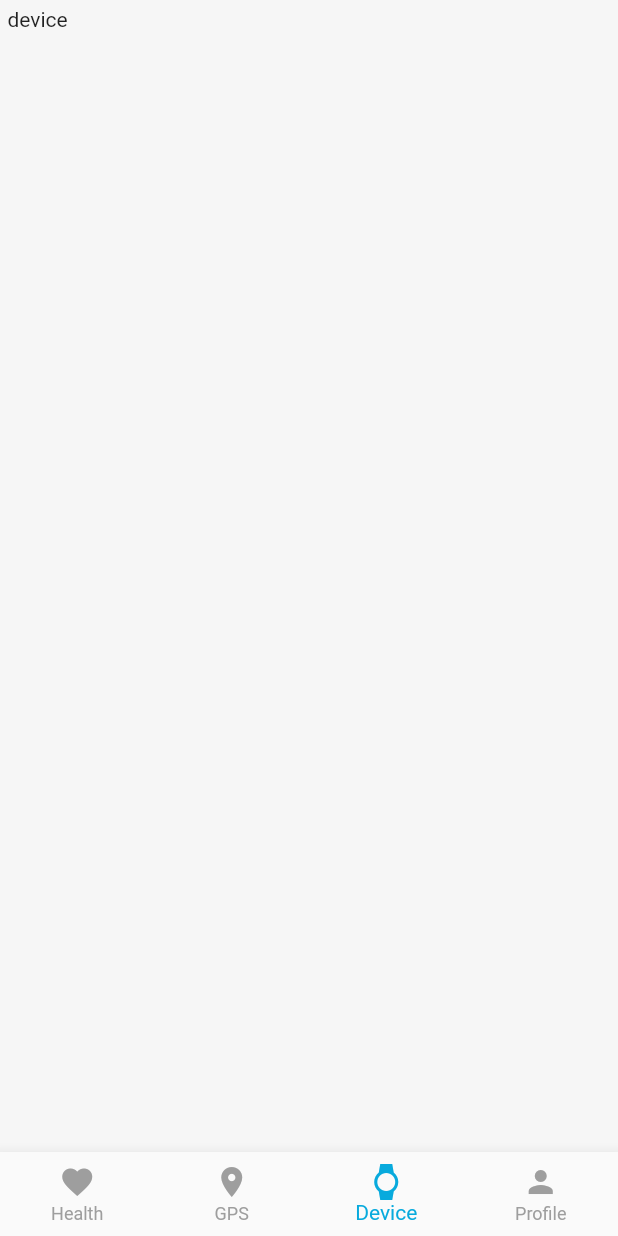
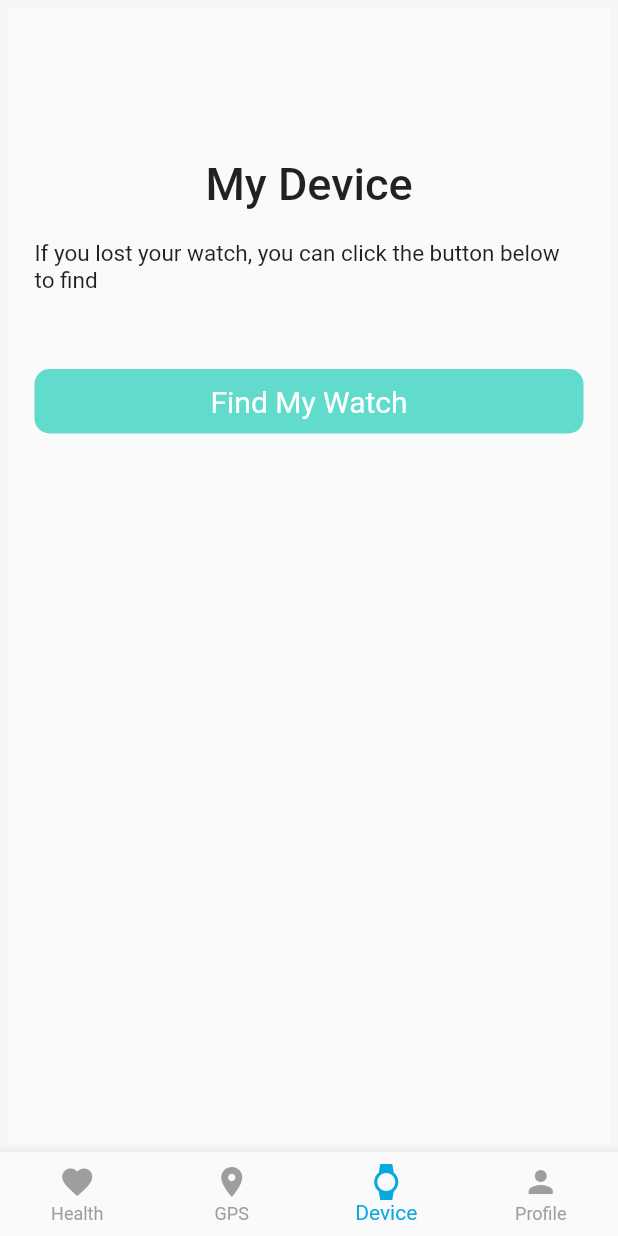
Before and after one commit to Anushastha/EnterpriseProject, a Flutter app: the HomeScreen screen opened by its route, item 3 of the bottom bar chosen, on a phone screen of 412 x 824 dp. Run offline on Flutter 3.47's test engine with Material 2 defaults, Android fonts, the phone set to English and light mode, and no system bars; our stand-ins replace cloud_firestore, dio, dropdown_button2, firebase_auth, firebase_core, firebase_database and 9 more; missing offline and left inert: control_style, dob_input_field; accounts and stored records are empty; project files that could hold a hidden picture were left out.

Commit message:
find device

```diff
--- a/enterprise_project/lib/custom/list/health_list.dart
+++ b/enterprise_project/lib/custom/list/health_list.dart
@@ -64,7 +64,7 @@ class _CustomListTileState extends State<CustomListTile> {
               Column(
                 children: [
                   Padding(
-                    padding: const EdgeInsets.only(top: 8.0),
+                    padding: const EdgeInsets.only(top: 8.0, left: 20),
                     child: Text(widget.title,
                         style: TextStyle(
                           fontSize: 18,
--- a/enterprise_project/lib/custom/utils/constants.dart
+++ b/enterprise_project/lib/custom/utils/constants.dart
@@ -1,5 +1,6 @@
 class Constants {
-  static const String _baseUrl = "http://10.0.2.2:8080";
+  // static const String _baseUrl = "http://192.168.1.67:8080";
+  static const String _baseUrl = "http://172.26.0.38:8080";
   static const users = "$_baseUrl/api/users";
   static const login = "$_baseUrl/api/auth";
 }
--- a/enterprise_project/lib/features/rescueTeam/Rescueprofile.dart
+++ b/enterprise_project/lib/features/rescueTeam/Rescueprofile.dart
@@ -178,7 +178,8 @@ class ProfileScreen extends StatelessWidget {
                   decoration: BoxDecoration(
                     color: Colors.grey,
                     image: DecorationImage(
-                      image: NetworkImage('https://encrypted-tbn0.gstatic.com/images?q=tbn:ANd9GcSPEZReC1Pu5YrUBFjENhqQNFsI2crcnfBdIw&usqp=CAU'),
+                      image: NetworkImage(
+                          'https://encrypted-tbn0.gstatic.com/images?q=tbn:ANd9GcSPEZReC1Pu5YrUBFjENhqQNFsI2crcnfBdIw&usqp=CAU'),
                       fit: BoxFit.cover,
                     ),
                   ),
--- /dev/null
+++ b/enterprise_project/lib/features/user/dashboard/find_device.dart
@@ -0,0 +1,52 @@
+import 'package:enterprise_project/custom/button/custom_button.dart';
+import 'package:firebase_database/firebase_database.dart';
+import 'package:flutter/material.dart';
+
+class FindDevice extends StatefulWidget {
+  const FindDevice({super.key});
+
+  @override
+  State<FindDevice> createState() => _FindDeviceState();
+}
+
+class _FindDeviceState extends State<FindDevice> {
+  final DatabaseReference _database = FirebaseDatabase.instance.reference();
+
+  bool _isButtonOn = false;
+  // String _buttonText = "Off";
+
+  void _buttonState() {
+    setState(() {
+      _isButtonOn = !_isButtonOn;
+      _database.child('Device').set(_isButtonOn ? 1 : 0);
+    });
+  }
+
+  @override
+  Widget build(BuildContext context) {
+    return Scaffold(
+        body: Container(
+            margin: EdgeInsets.symmetric(vertical: 100, horizontal: 18),
+            child: Column(
+              children: [
+                Text(
+                  "My Device",
+                  style: TextStyle(fontSize: 30, fontWeight: FontWeight.w500),
+                ),
+                SizedBox(height: 20),
+                Text(
+                    "If you lost your watch, you can click the button below to find",
+                    style: TextStyle(
+                      fontSize: 15,
+                    )),
+                SizedBox(
+                  height: 50,
+                ),
+                CustomButton(
+                  title: "Find My Watch",
+                  onPressed: _buttonState,
+                )
+              ],
+            )));
+  }
+}
--- a/enterprise_project/lib/features/user/dashboard/home_screen.dart
+++ b/enterprise_project/lib/features/user/dashboard/home_screen.dart
@@ -3,6 +3,7 @@ import 'package:flutter/material.dart';
 
 import '../../../custom/icon/custom_icon.dart';
 import '../../../custom/theme.dart';
+import 'find_device.dart';
 import 'health/health_screen.dart';
 
 class HomeScreen extends StatefulWidget {
@@ -41,7 +42,7 @@ class _HomeScreenState extends State<HomeScreen> {
                   // Screens for each menu option
                   healthScreen(),
                   MapScreen(),
-                  Text("device"),
+                  FindDevice(),
                   Text("profile"),
                 ],
               ),
--- a/enterprise_project/lib/features/user/dashboard/location/map.dart
+++ b/enterprise_project/lib/features/user/dashboard/location/map.dart
@@ -24,7 +24,6 @@ class _MapScreenState extends State<MapScreen> {
 
   @override
   void initState() {
-    // TODO: implement initState
     super.initState();
     _markers[markerId] = Marker(
       markerId: markerId,
--- a/enterprise_project/pubspec.yaml
+++ b/enterprise_project/pubspec.yaml
@@ -59,6 +59,7 @@ dependencies:
 
   #image_picker: ^0.8.9
   image_picker: ^0.8.4+4
+  flutter_switch: ^0.3.2
 
 dev_dependencies:
   flutter_test:
```
Also changed, not shown: enterprise_project/lib/features/user/dashboard/health/bpm/bpm_screen.dart (+19 -8 lines), enterprise_project/lib/features/user/dashboard/health/bpm/weekly_record.dart (added, +96 -0 lines), enterprise_project/lib/features/user/dashboard/health/health_screen.dart (+35 -5 lines), enterprise_project/pubspec.lock.
